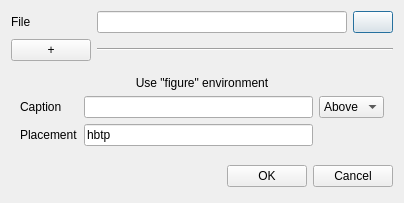
The window that graphicfilechooser.ui (orao/texmaker) describes before a commit, drawn with Qt 5.
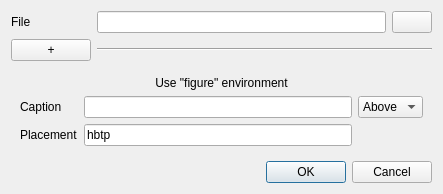
The same window after the commit. Icons and pictures are not drawn.

```diff
--- a/graphicfilechooser.ui
+++ b/graphicfilechooser.ui
@@ -11,9 +11,6 @@
    </rect>
   </property>
   <layout class="QGridLayout" name="gridLayout">
-   <property name="sizeConstraint">
-    <enum>QLayout::SetFixedSize</enum>
-   </property>
    <item row="0" column="0">
     <widget class="QLabel" name="label">
      <property name="sizePolicy">
@@ -82,6 +79,13 @@
      </property>
     </widget>
    </item>
+   <item row="1" column="1" colspan="2">
+    <widget class="Line" name="line">
+     <property name="orientation">
+      <enum>Qt::Horizontal</enum>
+     </property>
+    </widget>
+   </item>
    <item row="2" column="0" colspan="3">
     <widget class="QWidget" name="extension" native="true">
      <layout class="QGridLayout" name="gridLayout_2">
@@ -137,46 +141,9 @@
     </widget>
    </item>
    <item row="3" column="0" colspan="3">
-    <layout class="QHBoxLayout">
-     <property name="spacing">
-      <number>6</number>
-     </property>
-     <property name="margin">
-      <number>0</number>
-     </property>
-     <item>
-      <spacer>
-       <property name="orientation">
-        <enum>Qt::Horizontal</enum>
-       </property>
-       <property name="sizeHint" stdset="0">
-        <size>
-         <width>131</width>
-         <height>31</height>
-        </size>
-       </property>
-      </spacer>
-     </item>
-     <item>
-      <widget class="QPushButton" name="okButton">
-       <property name="text">
-        <string>OK</string>
-       </property>
-      </widget>
-     </item>
-     <item>
-      <widget class="QPushButton" name="cancelButton">
-       <property name="text">
-        <string>Cancel</string>
-       </property>
-      </widget>
-     </item>
-    </layout>
-   </item>
-   <item row="1" column="1" colspan="2">
-    <widget class="Line" name="line">
-     <property name="orientation">
-      <enum>Qt::Horizontal</enum>
+    <widget class="QDialogButtonBox" name="buttonBox">
+     <property name="standardButtons">
+      <set>QDialogButtonBox::Cancel|QDialogButtonBox::Ok</set>
      </property>
     </widget>
    </item>
```
Left out of the diff: 26 changed lines with no effect on the pictures.
